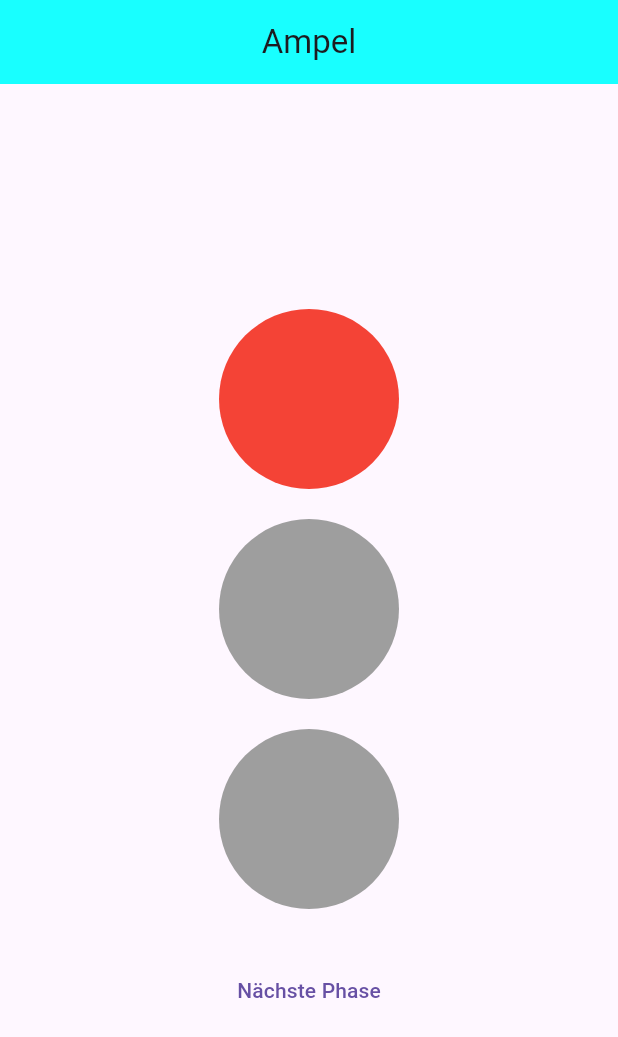
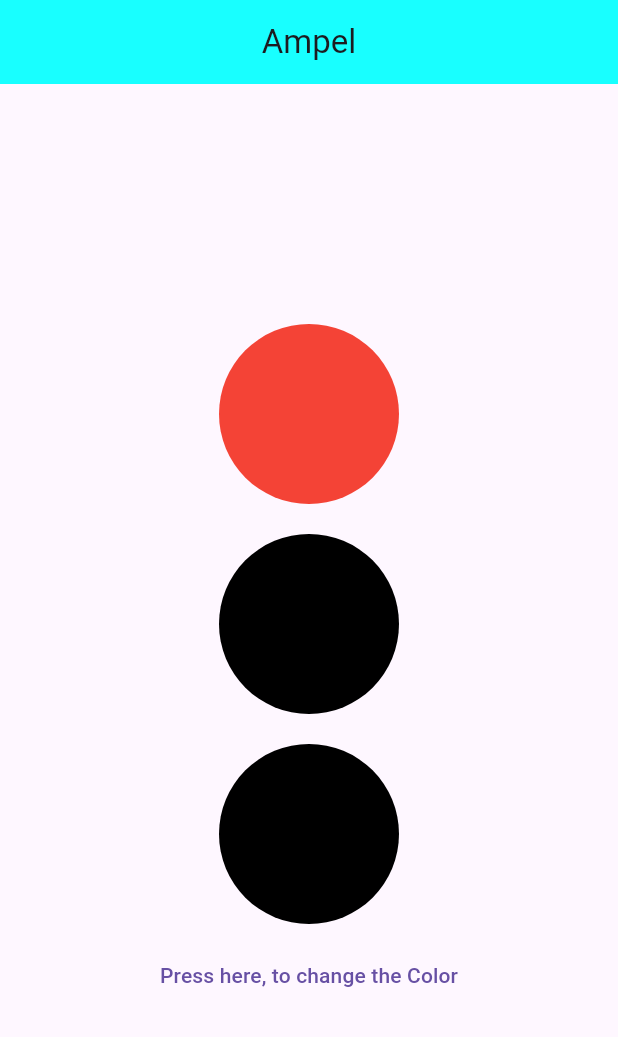
Before and after one commit to SHADOW383-svg/First-Flutter, a Flutter app: the screen it shows after launch, on a phone screen of 412 x 824 dp. Shown: the top 1037 px of the screen. Run offline on Flutter 3.47's test engine with Material 3 defaults, Android fonts, the light colour scheme and no system bars.

Commit message:
Ampel mit einzelnen LEDs ohne Chat, so wie ich es hinbekomme

```diff
--- a/lib/main.dart
+++ b/lib/main.dart
@@ -4,13 +4,13 @@ void main() {
   runApp(const MyApp());
 }
 
-// Globales Widget
+// Globales Widget -> beschreibt festgelegte Parameter der App im ganzen
 class MyApp extends StatelessWidget {
   const MyApp({super.key});
 
   @override
   Widget build(BuildContext context) {
-    return const MaterialApp(title: 'Ampel', home: HomePage());
+    return const MaterialApp(title: 'My App', home: HomePage());
   }
 }
 
@@ -25,22 +25,20 @@ class Ampel extends ChangeNotifier {
   int _currentIndex = 0;
   int get currentIndex => _currentIndex;
 
-  final Map<int, (Color, Color, Color)> phases = {
-    0: (Colors.red, Colors.grey, Colors.grey), // Rot
-    1: (Colors.red, Colors.yellow, Colors.grey), // Rot + Gelb
-    2: (Colors.grey, Colors.grey, Colors.green), // Grün
-    3: (Colors.grey, Colors.yellow, Colors.grey), // Gelb
-  };
+  List<Color> farbe = [Colors.red, Colors.yellow, Colors.green];
 
-  void nextPhase() {
-    _currentIndex = (_currentIndex + 1) % phases.length;
+  void changeColor() {
+    _currentIndex = currentIndex + 1;
+
+    if (_currentIndex == farbe.length) {
+      _currentIndex = 0;
+    }
     notifyListeners();
   }
 }
 
 class _HomePageState extends State<HomePage> {
-  late final Ampel ampel1;
-
+  late Ampel ampel1;
   @override
   void initState() {
     super.initState();
@@ -64,34 +62,71 @@ class _HomePageState extends State<HomePage> {
       body: Center(
         child: Column(
           mainAxisAlignment: MainAxisAlignment.center,
+          crossAxisAlignment: CrossAxisAlignment.center,
           children: [
             ListenableBuilder(
               listenable: ampel1,
               builder: (context, child) {
-                final phase = ampel1.phases[ampel1.currentIndex]!;
+                return Column(
+                  children: [
+                    Container(
+                      width: 120,
+                      height: 120,
+                      padding: EdgeInsets.all(10),
+                      margin: EdgeInsets.all(10),
+                      alignment: Alignment.center,
+                      decoration: BoxDecoration(
+                        color: ampel1.currentIndex == 0
+                            ? ampel1.farbe[0]
+                            : Colors.black,
+                        shape: BoxShape.circle,
+                      ),
+                    ),
 
-                return Column(
-                  children: [_lamp(phase.$1), _lamp(phase.$2), _lamp(phase.$3)],
+                    Container(
+                      width: 120,
+                      height: 120,
+                      padding: EdgeInsets.all(10),
+                      margin: EdgeInsets.all(10),
+                      alignment: Alignment.center,
+                      decoration: BoxDecoration(
+                        color:
+                            ampel1.currentIndex ==
+                                1 // <-- LED-Index ist 2 (GRÜN)
+                            ? ampel1.farbe[1]
+                            : Colors.black,
+                        shape: BoxShape.circle,
+                      ),
+                    ),
+                    Container(
+                      width: 120,
+                      height: 120,
+                      padding: EdgeInsets.all(10),
+                      margin: EdgeInsets.all(10),
+                      alignment: Alignment.center,
+                      decoration: BoxDecoration(
+                        color:
+                            ampel1.currentIndex ==
+                                2 // <-- LED-Index ist 2 (GRÜN)
+                            ? ampel1.farbe[2]
+                            : Colors.black,
+                        shape: BoxShape.circle,
+                      ),
+                    ),
+                  ],
                 );
               },
             ),
-            const SizedBox(height: 20),
+
             TextButton(
-              onPressed: ampel1.nextPhase,
-              child: const Text("Nächste Phase"),
+              onPressed: () {
+                ampel1.changeColor();
+              },
+              child: Text("Press here, to change the Color"),
             ),
           ],
         ),
       ),
     );
   }
-
-  Widget _lamp(Color color) {
-    return Container(
-      width: 120,
-      height: 120,
-      margin: const EdgeInsets.all(10),
-      decoration: BoxDecoration(color: color, shape: BoxShape.circle),
-    );
-  }
 }
```
